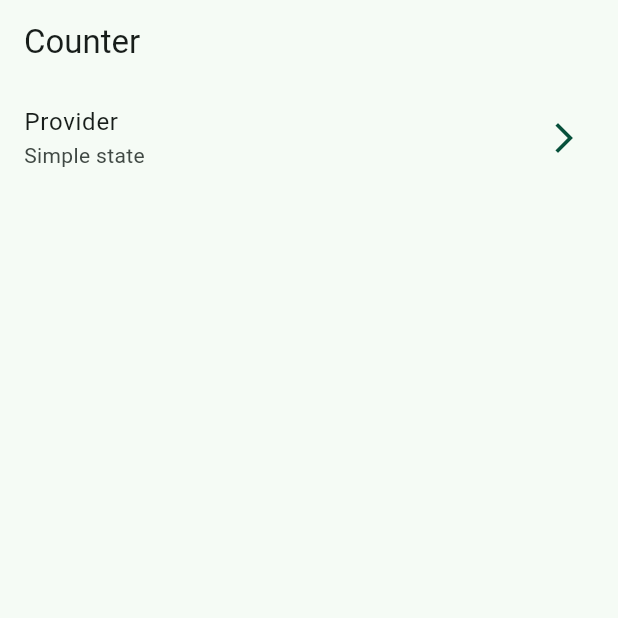
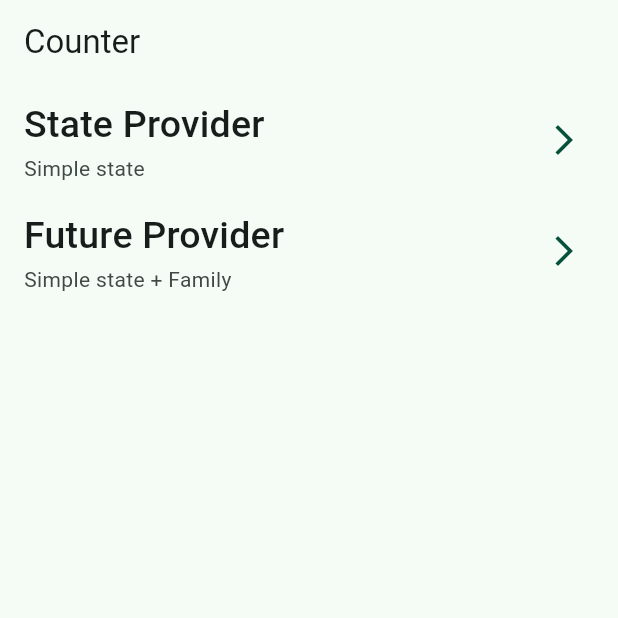
Before and after one commit to hecmorr/udemy_intermedio, a Flutter app: the screen it shows after launch, on a phone screen of 412 x 824 dp, the top half of it. Run offline on Flutter 3.47's test engine with Material 2 defaults, Android fonts, the phone set to English and light mode, and no system bars; our stand-ins replace dio, flutter_riverpod, go_router, google_fonts; missing offline and left inert: random_name_generator; generated files the repository leaves out were written again.

Commit message:
Added pokedex API and riverpod as state manager

```diff
--- a/udemy_app/lib/app/view/app.dart
+++ b/udemy_app/lib/app/view/app.dart
@@ -9,6 +9,7 @@ class App extends StatelessWidget {
   Widget build(BuildContext context) {
     return MaterialApp.router(
       routerConfig: appRouter,
+      debugShowCheckedModeBanner: false,
       theme: AppTheme().getTheme() ,
       localizationsDelegates: AppLocalizations.localizationsDelegates,
       supportedLocales: AppLocalizations.supportedLocales,
--- a/udemy_app/lib/config/config.dart
+++ b/udemy_app/lib/config/config.dart
@@ -1,2 +1,4 @@
+export 'helpers/pokemon_service.dart';
+export 'helpers/random_generator.dart';
+export 'routers/app_router.dart';
 export 'theme/app_theme.dart';
-export 'routers/app_router.dart';
--- a/udemy_app/lib/config/routers/app_router.dart
+++ b/udemy_app/lib/config/routers/app_router.dart
@@ -1,11 +1,20 @@
 import 'package:go_router/go_router.dart';
-import 'package:udemy_app/pages/home_page.dart';
+import 'package:udemy_app/pages/pages.dart';
 
 final appRouter  = GoRouter(
   //initialLocation: '/'
   routes: [
     GoRoute(
       path: '/',
-      builder: (context, state) => const HomePage(),)
+      builder: (context, state) => const HomePage(),
+    ),
+      GoRoute(
+      path: '/state-provider',
+      builder: (context, state) => const StateProviderPage(),
+    ),
+    GoRoute(
+      path: '/future-provider',
+      builder: (context, state) => const PokemonPage(),
+    ),
   ],
   );
--- a/udemy_app/lib/config/theme/app_theme.dart
+++ b/udemy_app/lib/config/theme/app_theme.dart
@@ -1,4 +1,5 @@
 import 'package:flutter/material.dart';
+import 'package:google_fonts/google_fonts.dart';
 
 const seedColor = Color.fromARGB(255, 7, 80, 59);
 
@@ -10,5 +11,10 @@ class AppTheme{
     listTileTheme: const ListTileThemeData(
       iconColor: seedColor,
     ),
+
+    textTheme: TextTheme(
+      titleLarge: GoogleFonts.montserratAlternates(),
+      titleMedium: GoogleFonts.russoOne(fontSize: 25)
+    )
   );
 }
--- a/udemy_app/lib/main_production.dart
+++ b/udemy_app/lib/main_production.dart
@@ -1,6 +1,7 @@
+import 'package:flutter/material.dart';
 import 'package:udemy_app/app/app.dart';
-import 'package:udemy_app/bootstrap.dart';
+
 
 void main() {
-  bootstrap(() => const App());
+  runApp() => const App();
 }
--- a/udemy_app/lib/main_staging.dart
+++ /dev/null
@@ -1,6 +0,0 @@
-import 'package:udemy_app/app/app.dart';
-import 'package:udemy_app/bootstrap.dart';
-
-void main() {
-  bootstrap(() => const App());
-}
--- a/udemy_app/lib/pages/home/home_page.dart
+++ b/udemy_app/lib/pages/home/home_page.dart
@@ -24,7 +24,8 @@ class _HomeView extends StatelessWidget {
 
     return ListView(
       children: const [
-        _CustomListTile(title: 'Provider', subtitle: 'Simple state', location: '/state-provider')
+        _CustomListTile(title: 'State Provider', subtitle: 'Simple state', location: '/state-provider'),
+        _CustomListTile(title: 'Future Provider', subtitle: 'Simple state + Family', location: '/future-provider')
       ],
     );
   }
@@ -34,14 +35,16 @@ class _CustomListTile extends StatelessWidget {
 
   const _CustomListTile({required this.title, required this.subtitle, required this.location});
 
+
   final String title;
   final String subtitle;
   final String location;
 
   @override
   Widget build(BuildContext context) {
+    final titleStyle = Theme.of(context).textTheme.titleMedium;
     return ListTile(
-      title: Text(title),
+      title: Text(title,style: titleStyle,),
       subtitle: Text(subtitle),
       trailing: const Icon(Icons.arrow_forward_ios),
       onTap: ()=> context.push(location),
--- a/udemy_app/lib/pages/home_page.dart
+++ /dev/null
@@ -1,2 +0,0 @@
-
-export 'home/home_page.dart';
--- /dev/null
+++ b/udemy_app/lib/pages/pages.dart
@@ -0,0 +1,4 @@
+
+export 'future_provider/pokemon_page.dart';
+export 'home/home_page.dart';
+export 'state_provider/state_provider_page.dart';
--- /dev/null
+++ b/udemy_app/lib/pages/providers/providers.dart
@@ -0,0 +1,2 @@
+export 'pokemon_provider.dart';
+export 'random_name_provider.dart';
--- /dev/null
+++ b/udemy_app/lib/pages/providers/random_name_provider.dart
@@ -0,0 +1,6 @@
+import 'package:flutter_riverpod/flutter_riverpod.dart';
+import 'package:udemy_app/config/config.dart';
+
+final randomNameProvider = StateProvider.autoDispose<String>((ref) {
+  return RandomGenerator.getRandomName();
+});
--- a/udemy_app/pubspec.yaml
+++ b/udemy_app/pubspec.yaml
@@ -8,13 +8,17 @@ environment:
 
 dependencies:
   bloc: ^8.1.2
+  dio: ^5.3.2
   flutter:
     sdk: flutter
   flutter_bloc: ^8.1.3
   flutter_localizations:
     sdk: flutter
+  flutter_riverpod: ^2.3.7
   go_router: ^10.1.0
+  google_fonts: ^5.1.0
   intl: ^0.18.0
+  random_name_generator: ^1.2.0
 
 dev_dependencies:
   bloc_test: ^9.1.2
```
Also changed, not shown: udemy_app/lib/bootstrap.dart (deleted, +0 -33 lines), udemy_app/lib/config/helpers/pokemon_service.dart (added, +18 -0 lines), udemy_app/lib/config/helpers/random_generator.dart (added, +8 -0 lines), udemy_app/lib/main_development.dart (+8 -2 lines), udemy_app/lib/pages/future_provider/pokemon_page.dart (added, +53 -0 lines), udemy_app/lib/pages/providers/pokemon_provider.dart (added, +13 -0 lines), udemy_app/lib/pages/state_provider/state_provider_page.dart (added, +32 -0 lines), 5 other files.
